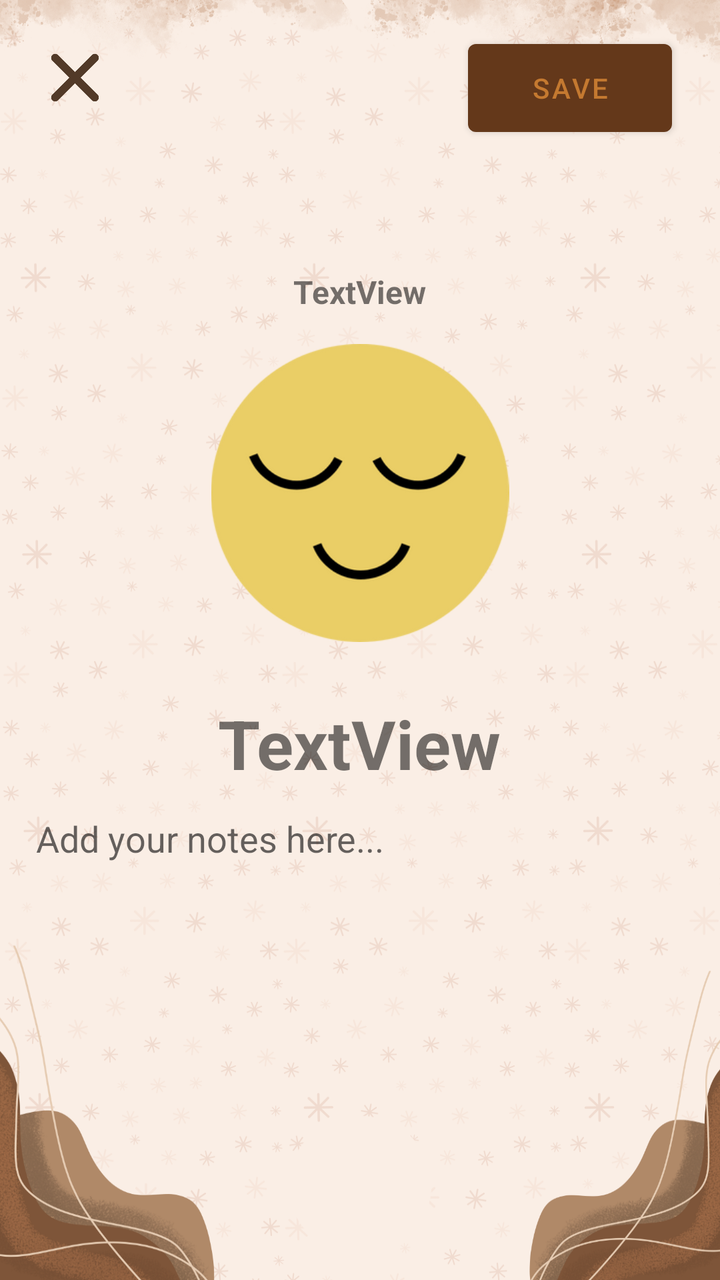
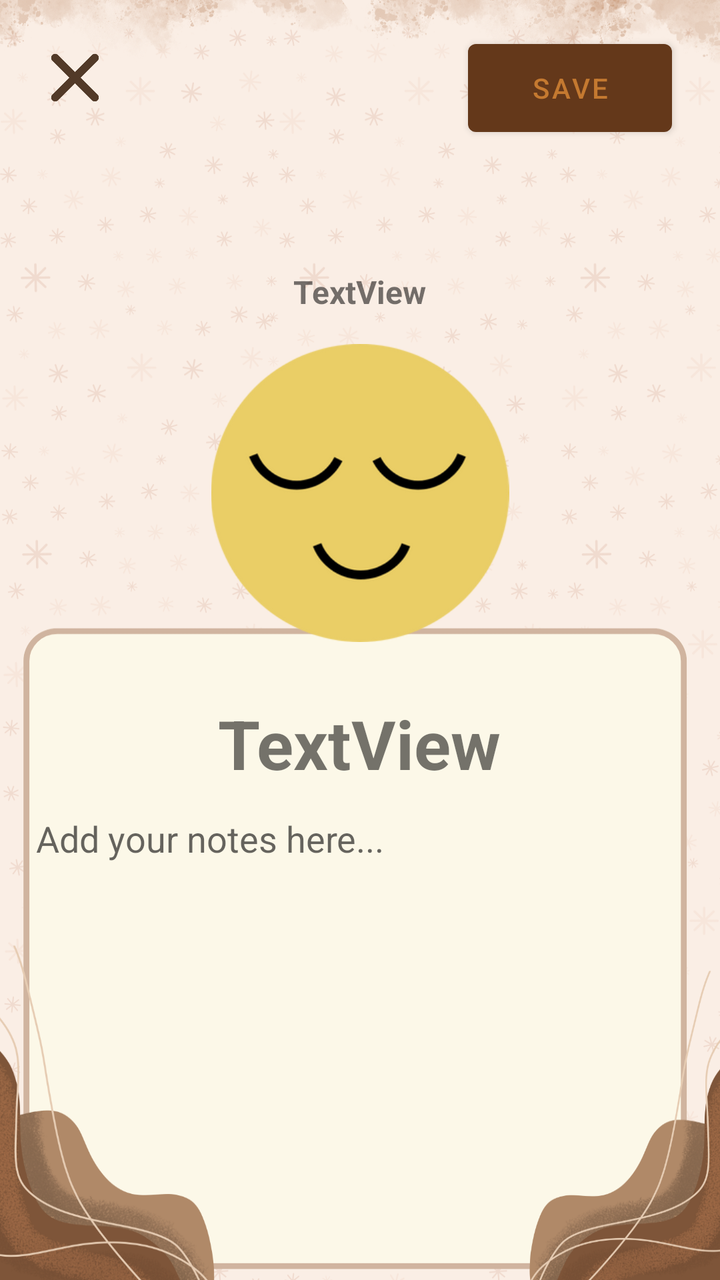

Before-and-after screenshots of an Android layout around one commit, followed by the original layout XML and the change that was made.
<!-- AndroidManifest.xml: application theme Theme.MoodTracker -->
<!-- res/layout/activity_emotion_edit.xml -->
<androidx.constraintlayout.widget.ConstraintLayout xmlns:android="http://schemas.android.com/apk/res/android"
    xmlns:app="http://schemas.android.com/apk/res-auto"
    xmlns:tools="http://schemas.android.com/tools"
    android:id="@+id/main"
    android:layout_width="match_parent"
    android:layout_height="match_parent"
    android:background="@drawable/here_layout"
    tools:context=".EmotionEdit">

    <Button
        android:id="@+id/save2"
        android:layout_width="102dp"
        android:layout_height="56dp"
        android:layout_marginTop="16dp"
        android:layout_marginEnd="24dp"
        android:text="Save"
        app:backgroundTint="#64381a"
        app:layout_constraintEnd_toEndOf="parent"
        app:layout_constraintTop_toTopOf="parent" />

    <ImageView
        android:id="@+id/emotionCF2"
        android:layout_width="362dp"
        android:layout_height="149dp"
        android:layout_marginStart="130dp"
        android:layout_marginTop="172dp"
        android:layout_marginEnd="131dp"
        android:layout_marginBottom="28dp"
        android:textAlignment="center"
        app:layout_constraintBottom_toTopOf="@+id/textCF2"
        app:layout_constraintEnd_toEndOf="parent"
        app:layout_constraintStart_toStartOf="parent"
        app:layout_constraintTop_toTopOf="parent"
        app:srcCompat="@drawable/calm" />

    <ImageView
        android:id="@+id/x2"
        android:layout_width="43dp"
        android:layout_height="48dp"
        android:layout_marginStart="16dp"
        android:layout_marginTop="16dp"
        android:src="@drawable/x"
        app:layout_constraintStart_toStartOf="parent"
        app:layout_constraintTop_toTopOf="parent" />

    <TextView
        android:id="@+id/dateCNFRM2"
        android:layout_width="234dp"
        android:layout_height="37dp"
        android:layout_marginTop="124dp"
        android:text="TextView"
        android:textAlignment="center"
        android:textSize="16sp"
        android:textStyle="bold"
        app:layout_constraintBottom_toTopOf="@+id/emotionCF2"
        app:layout_constraintEnd_toEndOf="parent"
        app:layout_constraintHorizontal_bias="0.497"
        app:layout_constraintStart_toStartOf="parent"
        app:layout_constraintTop_toTopOf="parent"
        app:layout_constraintVertical_bias="1.0" />

    <TextView
        android:id="@+id/textCF2"
        android:layout_width="244dp"
        android:layout_height="46dp"
        android:layout_marginTop="28dp"
        android:text="TextView"
        android:textAlignment="center"
        android:textSize="34sp"
        android:textStyle="bold"
        app:layout_constraintEnd_toEndOf="parent"
        app:layout_constraintHorizontal_bias="0.497"
        app:layout_constraintStart_toStartOf="parent"
        app:layout_constraintTop_toBottomOf="@+id/emotionCF2" />

    <ScrollView
        android:id="@+id/scrollView2"
        android:layout_width="339dp"
        android:layout_height="0dp"
        android:layout_marginStart="25dp"
        android:layout_marginTop="2dp"
        android:layout_marginEnd="30dp"
        android:layout_marginBottom="7dp"
        android:fadeScrollbars="false"
        android:fillViewport="true"
        android:nestedScrollingEnabled="true"
        android:scrollbars="vertical"
        app:layout_constraintBottom_toBottomOf="parent"
        app:layout_constraintEnd_toEndOf="parent"
        app:layout_constraintStart_toStartOf="parent"
        app:layout_constraintTop_toBottomOf="@+id/textCF2">

        <EditText
            android:id="@+id/notesInput2"
            android:layout_width="match_parent"
            android:layout_height="wrap_content"
            android:background="@null"
            android:fadeScrollbars="false"
            android:gravity="top|start"
            android:hint="Add your notes here..."
            android:inputType="textMultiLine"
            android:minHeight="200dp"
            android:padding="10dp"
            android:scrollbars="vertical"
            android:textCursorDrawable="@null" />

    </ScrollView>
</androidx.constraintlayout.widget.ConstraintLayout>
<!-- resources referenced by this layout -->
<resources>
  <!-- drawable calm: png bitmap (drawable, 22327 bytes) -->
  <!-- drawable here_layout: png bitmap (drawable, 535882 bytes) -->
  <!-- drawable x: png bitmap (drawable, 5059 bytes) -->
  <style name="Theme.MoodTracker" parent="Base.Theme.MoodTracker" />
  <style name="Base.Theme.MoodTracker" parent="Theme.MaterialComponents.Light.NoActionBar">
          
          <item name="colorPrimary">#c47930</item> 
          <item name="colorPrimaryVariant">#c47930</item> 
          <item name="colorOnPrimary">#000000</item> 
          <item name="colorControlNormal">#FFFFFF</item>
  
          
          <item name="materialButtonStyle">@style/CustomButtonStyle</item>
      </style>
  <style name="CustomButtonStyle" parent="Widget.MaterialComponents.Button">
          <item name="backgroundTint">#64381A</item>
          <item name="android:textColor">@color/brownishe</item>
      </style>
  <color name="brownishe">#c47930</color>
</resources>

<!-- the commit's change to res/layout/activity_emotion_edit.xml (unified diff, before → after) -->
@@ -4,7 +4,7 @@
     android:id="@+id/main"
     android:layout_width="match_parent"
     android:layout_height="match_parent"
-    android:background="@drawable/here_layout"
+    android:background="@drawable/layout_input"
     tools:context=".EmotionEdit">
 
     <Button
<!-- resource entries referenced after the edit -->
@@ -1,7 +1,7 @@
 <!-- resources referenced by this layout -->
 <resources>
   <!-- drawable calm: png bitmap (drawable, 22327 bytes) -->
-  <!-- drawable here_layout: png bitmap (drawable, 535882 bytes) -->
+  <!-- drawable layout_input: png bitmap (drawable, 412864 bytes) -->
   <!-- drawable x: png bitmap (drawable, 5059 bytes) -->
   <style name="Theme.MoodTracker" parent="Base.Theme.MoodTracker" />
   <style name="Base.Theme.MoodTracker" parent="Theme.MaterialComponents.Light.NoActionBar">
